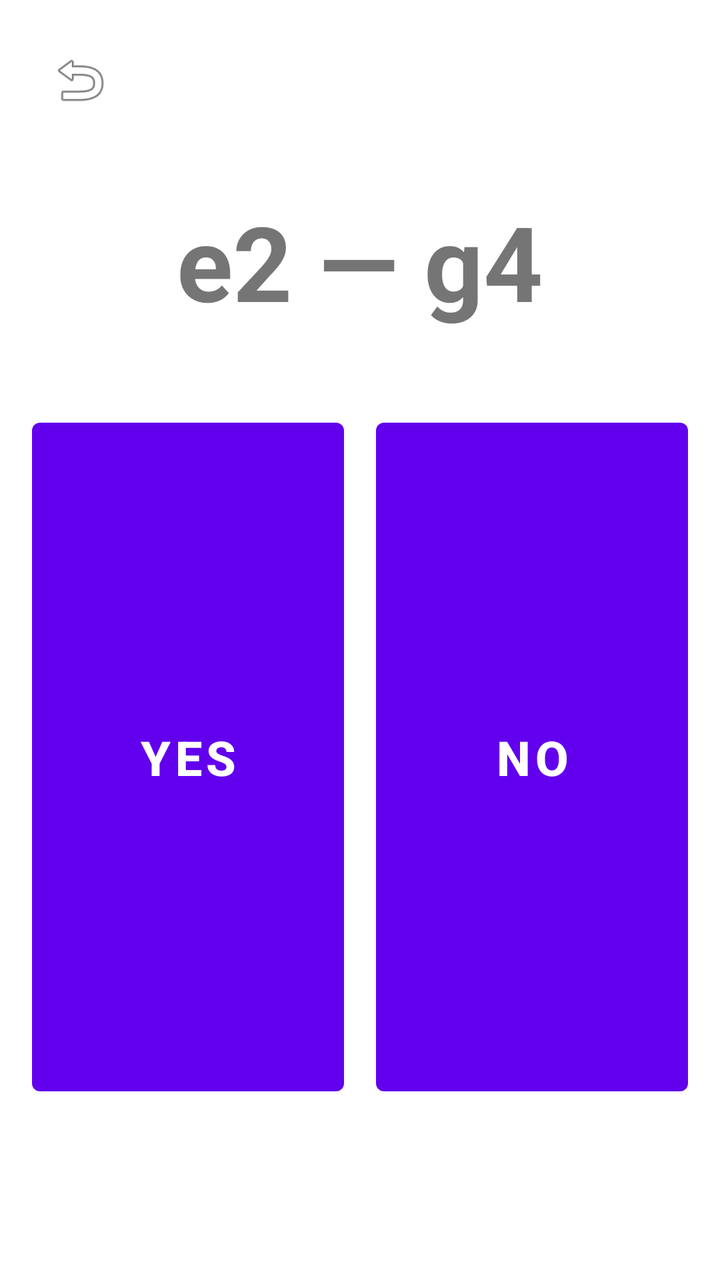
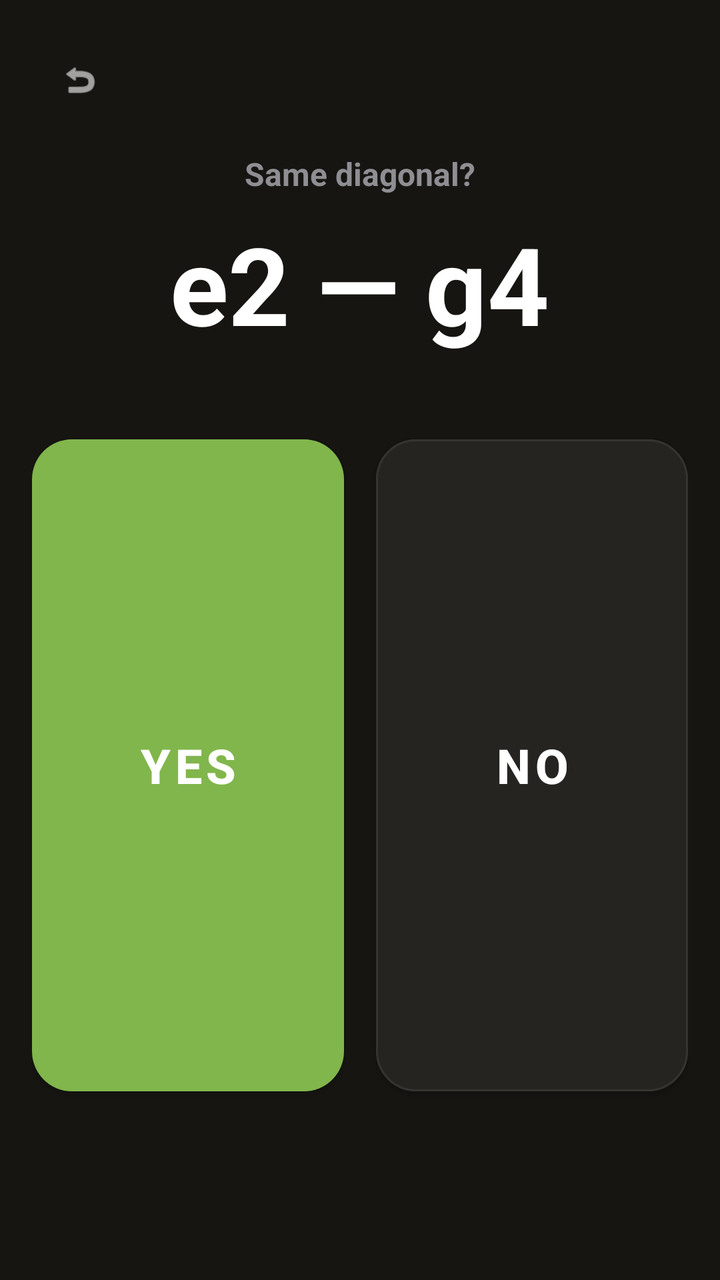

Compare the two renders of this Android layout. The source of the first and the diff that turns it into the second are given below.
<!-- AndroidManifest.xml: application theme Theme.BlindfoldChess -->
<!-- res/layout/fragment_same_diagonal.xml -->
<?xml version="1.0" encoding="utf-8"?>

<LinearLayout xmlns:android="http://schemas.android.com/apk/res/android"
    android:layout_width="match_parent"
    android:layout_height="match_parent"
    android:orientation="vertical"
    android:padding="16dp">

    <ImageButton
        android:id="@+id/btn_back"
        android:layout_width="48dp"
        android:layout_height="48dp"
        android:src="@android:drawable/ic_menu_revert"
        android:background="?attr/selectableItemBackgroundBorderless"
        android:contentDescription="Back"
        android:layout_marginBottom="8dp" />

    <TextView
        android:id="@+id/tv_squares"
        android:layout_width="wrap_content"
        android:layout_height="wrap_content"
        android:text="e2 — g4"
        android:textSize="52sp"
        android:textStyle="bold"
        android:layout_gravity="center_horizontal"
        android:layout_marginTop="24dp"
        android:layout_marginBottom="40dp" />

    <LinearLayout
        android:layout_width="match_parent"
        android:layout_height="0dp"
        android:layout_weight="1"
        android:orientation="horizontal">

        <Button
            android:id="@+id/btn_yes"
            android:layout_width="0dp"
            android:layout_height="match_parent"
            android:layout_weight="1"
            android:text="Yes"
            android:textSize="24sp"
            android:textStyle="bold"
            android:layout_marginEnd="8dp" />

        <Button
            android:id="@+id/btn_no"
            android:layout_width="0dp"
            android:layout_height="match_parent"
            android:layout_weight="1"
            android:text="No"
            android:textSize="24sp"
            android:textStyle="bold"
            android:layout_marginStart="8dp" />

    </LinearLayout>

    <TextView
        android:id="@+id/tv_result"
        android:layout_width="wrap_content"
        android:layout_height="wrap_content"
        android:text=""
        android:textSize="22sp"
        android:textStyle="bold"
        android:layout_gravity="center_horizontal"
        android:layout_marginTop="16dp" />

    <TextView
        android:id="@+id/tv_score"
        android:layout_width="wrap_content"
        android:layout_height="wrap_content"
        android:text=""
        android:textSize="14sp"
        android:layout_gravity="center_horizontal"
        android:layout_marginTop="8dp" />

</LinearLayout>
<!-- resources referenced by this layout -->
<resources>
  <style name="Theme.BlindfoldChess" parent="Theme.MaterialComponents.DayNight.NoActionBar">
          
          <item name="colorPrimary">@color/purple_500</item>
          <item name="colorPrimaryVariant">@color/purple_700</item>
          <item name="colorOnPrimary">@color/white</item>
          
          <item name="colorSecondary">@color/teal_200</item>
          <item name="colorSecondaryVariant">@color/teal_700</item>
          <item name="colorOnSecondary">@color/black</item>
          
          <item name="android:statusBarColor">?attr/colorPrimaryVariant</item>
          
      </style>
  <color name="purple_500">#FF6200EE</color>
  <color name="purple_700">#FF3700B3</color>
  <color name="white">#FFFFFFFF</color>
  <color name="teal_200">#FF03DAC5</color>
  <color name="teal_700">#FF018786</color>
  <color name="black">#FF000000</color>
</resources>

<!-- the commit's change to res/layout/fragment_same_diagonal.xml (unified diff, before → after) -->
@@ -1,30 +1,43 @@
 <?xml version="1.0" encoding="utf-8"?>
 
 <LinearLayout xmlns:android="http://schemas.android.com/apk/res/android"
+    xmlns:app="http://schemas.android.com/apk/res-auto"
     android:layout_width="match_parent"
     android:layout_height="match_parent"
+    android:background="#161512"
     android:orientation="vertical"
     android:padding="16dp">
 
-    <ImageButton
+    <com.google.android.material.button.MaterialButton
         android:id="@+id/btn_back"
+        style="@style/Widget.Material3.Button.IconButton"
         android:layout_width="48dp"
         android:layout_height="48dp"
-        android:src="@android:drawable/ic_menu_revert"
-        android:background="?attr/selectableItemBackgroundBorderless"
         android:contentDescription="Back"
-        android:layout_marginBottom="8dp" />
+        app:icon="@android:drawable/ic_menu_revert"
+        app:iconTint="#FFFFFF" />
+
+    <TextView
+        android:layout_width="wrap_content"
+        android:layout_height="wrap_content"
+        android:layout_gravity="center_horizontal"
+        android:layout_marginTop="12dp"
+        android:text="Same diagonal?"
+        android:textColor="#8E8E93"
+        android:textSize="16sp"
+        android:textStyle="bold" />
 
     <TextView
         android:id="@+id/tv_squares"
         android:layout_width="wrap_content"
         android:layout_height="wrap_content"
+        android:layout_gravity="center_horizontal"
+        android:layout_marginTop="8dp"
+        android:layout_marginBottom="36dp"
         android:text="e2 — g4"
-        android:textSize="52sp"
-        android:textStyle="bold"
-        android:layout_gravity="center_horizontal"
-        android:layout_marginTop="24dp"
-        android:layout_marginBottom="40dp" />
+        android:textColor="#FFFFFF"
+        android:textSize="54sp"
+        android:textStyle="bold" />
 
     <LinearLayout
         android:layout_width="match_parent"
@@ -32,25 +45,33 @@
         android:layout_weight="1"
         android:orientation="horizontal">
 
-        <Button
+        <com.google.android.material.button.MaterialButton
             android:id="@+id/btn_yes"
             android:layout_width="0dp"
             android:layout_height="match_parent"
             android:layout_weight="1"
+            android:layout_marginEnd="8dp"
             android:text="Yes"
+            android:textColor="#FFFFFF"
             android:textSize="24sp"
             android:textStyle="bold"
-            android:layout_marginEnd="8dp" />
+            app:backgroundTint="#81B64C"
+            app:cornerRadius="20dp" />
 
-        <Button
+        <com.google.android.material.button.MaterialButton
             android:id="@+id/btn_no"
             android:layout_width="0dp"
             android:layout_height="match_parent"
             android:layout_weight="1"
+            android:layout_marginStart="8dp"
             android:text="No"
+            android:textColor="#FFFFFF"
             android:textSize="24sp"
             android:textStyle="bold"
-            android:layout_marginStart="8dp" />
+            app:backgroundTint="#262421"
+            app:cornerRadius="20dp"
+            app:strokeColor="#363431"
+            app:strokeWidth="1dp" />
 
     </LinearLayout>
 
@@ -58,19 +79,19 @@
         android:id="@+id/tv_result"
         android:layout_width="wrap_content"
         android:layout_height="wrap_content"
-        android:text=""
+        android:layout_gravity="center_horizontal"
+        android:layout_marginTop="16dp"
+        android:textColor="#FFFFFF"
         android:textSize="22sp"
-        android:textStyle="bold"
-        android:layout_gravity="center_horizontal"
-        android:layout_marginTop="16dp" />
+        android:textStyle="bold" />
 
     <TextView
         android:id="@+id/tv_score"
         android:layout_width="wrap_content"
         android:layout_height="wrap_content"
-        android:text=""
-        android:textSize="14sp"
         android:layout_gravity="center_horizontal"
-        android:layout_marginTop="8dp" />
+        android:layout_marginTop="8dp"
+        android:textColor="#8E8E93"
+        android:textSize="14sp" />
 
 </LinearLayout>
